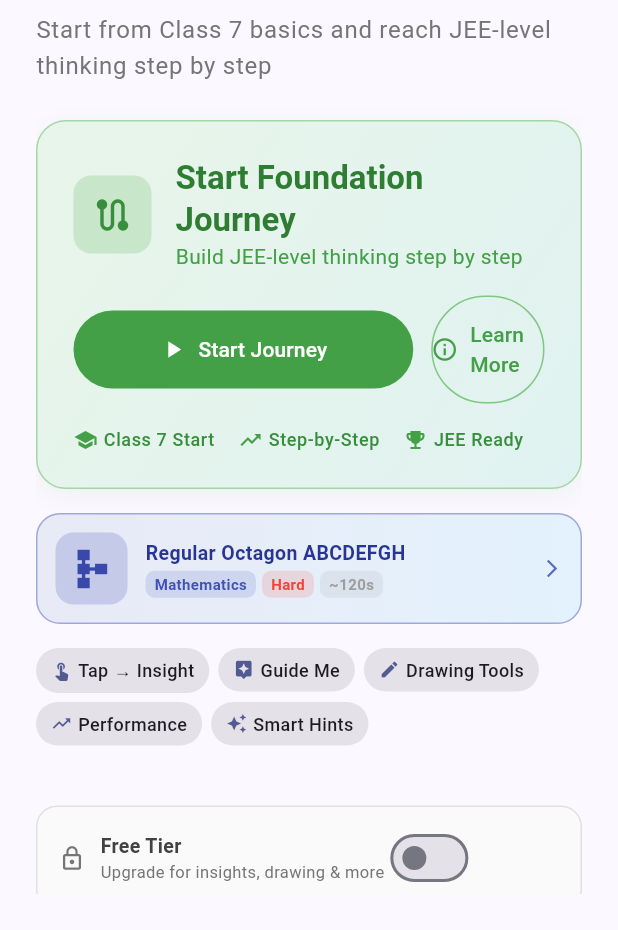
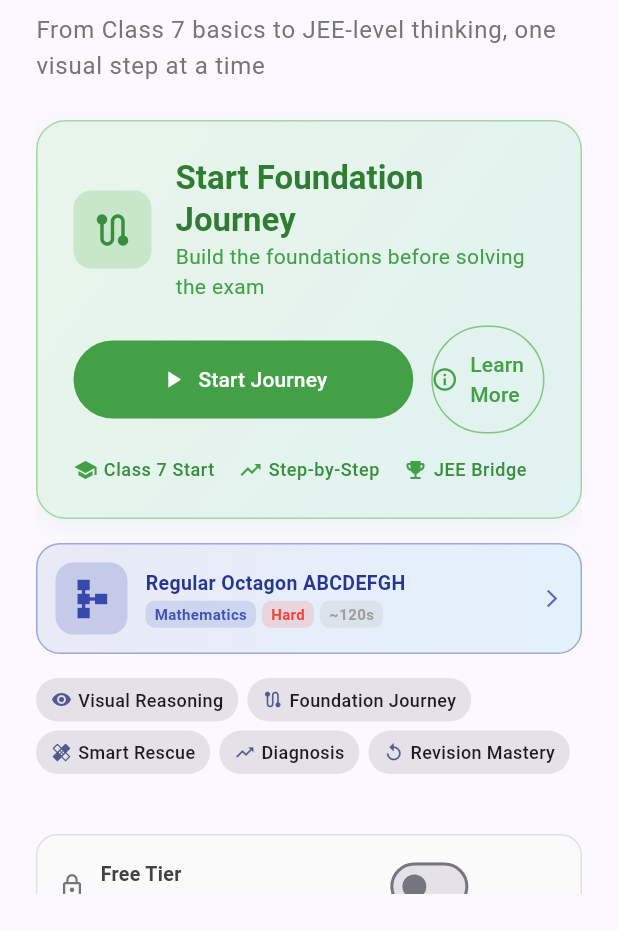
Before and after one commit to krishna-ivk/diagram-engine-1, a Flutter app: the screen it shows after launch, on a phone screen of 412 x 824 dp, the part 306-1236 px from its top. Run offline on Flutter 3.47's test engine with Material 3 defaults, Android fonts, the light colour scheme and no system bars; accounts and stored records are empty.

Commit message:
docs: align product mission around foundation journey

```diff
--- a/lib/screens/home_screen.dart
+++ b/lib/screens/home_screen.dart
@@ -171,7 +171,7 @@ class _HomeScreenState extends State<HomeScreen> {
                 ),
                 const SizedBox(height: 8),
                 Text(
-                  'Start from Class 7 basics and reach JEE-level thinking step by step',
+                  'From Class 7 basics to JEE-level thinking, one visual step at a time',
                   style: theme.textTheme.bodyLarge?.copyWith(
                     color: Colors.grey.shade600,
                   ),
@@ -195,12 +195,13 @@ class _HomeScreenState extends State<HomeScreen> {
                   spacing: 6,
                   runSpacing: 6,
                   children: [
-                    _FeatureChip(icon: Icons.touch_app, label: 'Tap → Insight'),
-                    _FeatureChip(icon: Icons.assistant, label: 'Guide Me'),
-                    _FeatureChip(icon: Icons.edit, label: 'Drawing Tools'),
-                    _FeatureChip(icon: Icons.trending_up, label: 'Performance'),
                     _FeatureChip(
-                        icon: Icons.auto_awesome, label: 'Smart Hints'),
+                        icon: Icons.visibility, label: 'Visual Reasoning'),
+                    _FeatureChip(
+                        icon: Icons.route, label: 'Foundation Journey'),
+                    _FeatureChip(icon: Icons.healing, label: 'Smart Rescue'),
+                    _FeatureChip(icon: Icons.trending_up, label: 'Diagnosis'),
+                    _FeatureChip(icon: Icons.replay, label: 'Revision Mastery'),
                   ],
                 ),
 
@@ -468,7 +469,9 @@ class _HomeScreenState extends State<HomeScreen> {
                               : _startPractice,
                           icon: const Icon(Icons.play_arrow),
                           label: Text(
-                            'Solve with Interactive Diagrams (${mockQuestions.length + algebricaQuestions.length})',
+                            _selectedMode == PracticeMode.foundationJourney
+                                ? 'Start Foundation Journey'
+                                : 'Practice with Interactive Diagrams (${mockQuestions.length + algebricaQuestions.length})',
                             style: const TextStyle(fontSize: 15),
                           ),
                         ),
@@ -846,7 +849,7 @@ class _FoundationJourneyHero extends StatelessWidget {
                       ),
                     ),
                     Text(
-                      'Build JEE-level thinking step by step',
+                      'Build the foundations before solving the exam',
                       style: theme.textTheme.bodyMedium?.copyWith(
                         color: Colors.green.shade600,
                       ),
@@ -913,7 +916,7 @@ class _FoundationJourneyHero extends StatelessWidget {
               const SizedBox(width: 16),
               _HeroFeature(
                 icon: Icons.emoji_events,
-                label: 'JEE Ready',
+                label: 'JEE Bridge',
                 color: Colors.green,
               ),
             ],
```
Also changed, not shown: 2 other files.
